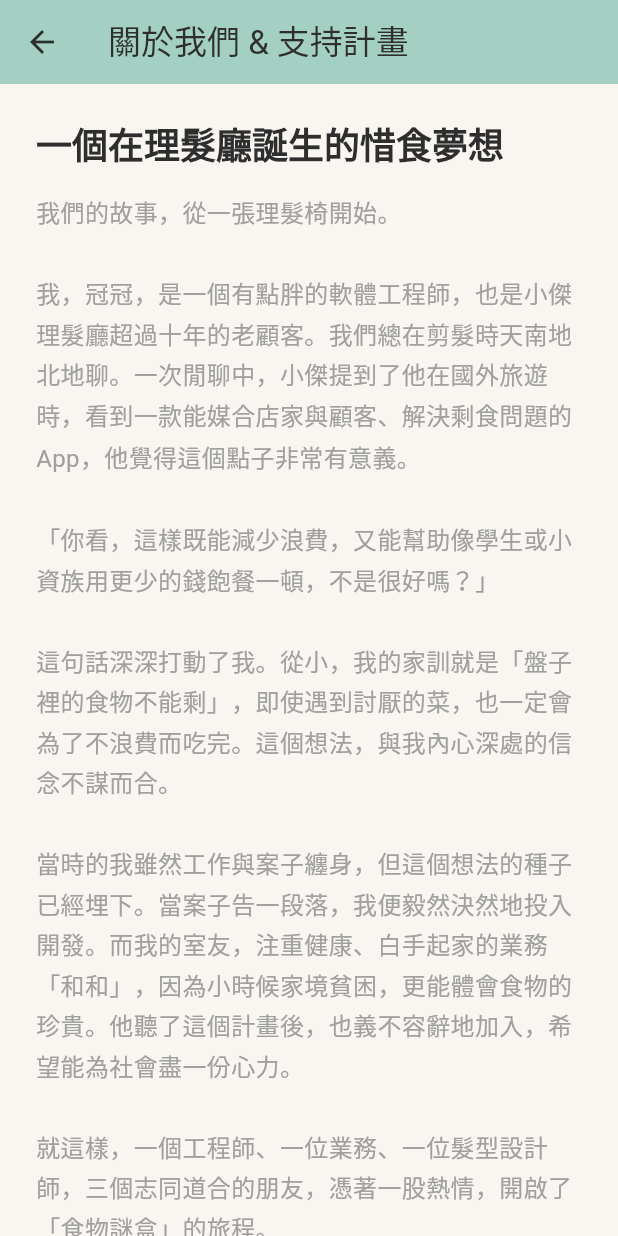
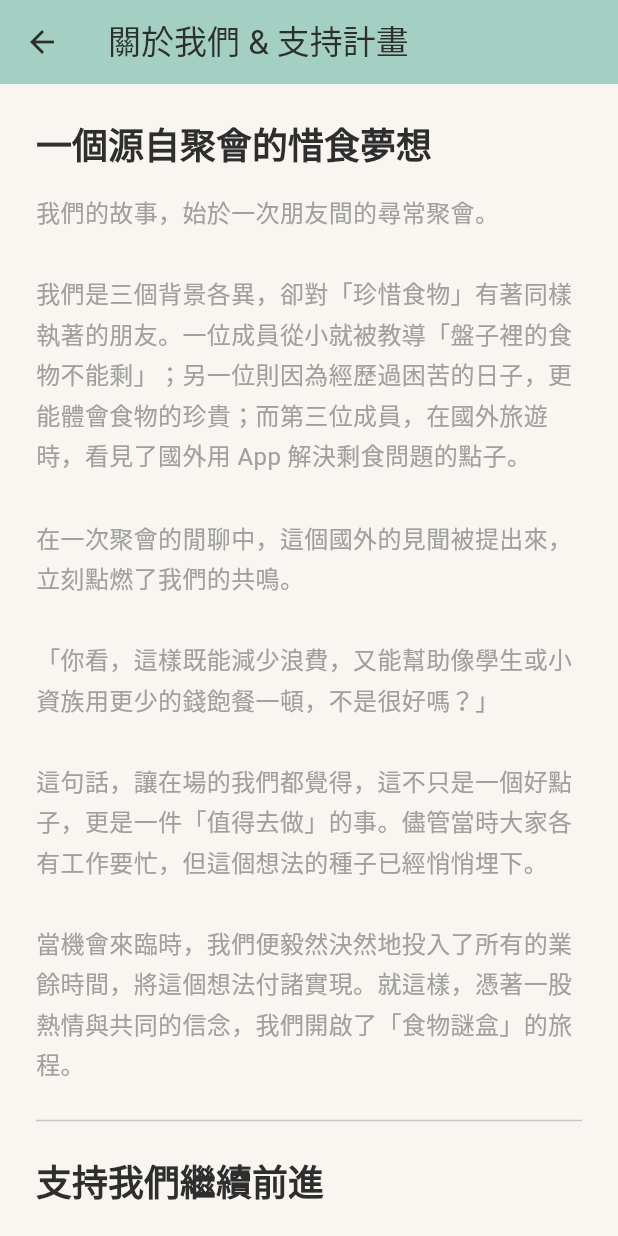
Before and after one commit to WayneSLee/restfoodblindbox, a Flutter app: the AboutUsPage screen opened directly, on a phone screen of 412 x 824 dp. Run offline on Flutter 3.47's test engine with Material 3 defaults, Android fonts, the phone set to English and light mode, and no system bars; our stand-ins replace badges, cloud_firestore, equatable, firebase_auth, firebase_core, firebase_messaging and 15 more; missing offline and left inert: flutter_ringtone_player, mobile_scanner; accounts and stored records are empty; network calls fail.

Commit message:
修改關於我們的故事

```diff
--- a/lib/pages/about_us_page.dart
+++ b/lib/pages/about_us_page.dart
@@ -129,22 +129,32 @@ class _AboutUsPageState extends State<AboutUsPage> {
           crossAxisAlignment: CrossAxisAlignment.start,
           children: [
             Text(
-              '一個在理髮廳誕生的惜食夢想',
-              style: Theme.of(context).textTheme.headlineSmall?.copyWith(
+              '一個源自聚會的惜食夢想',
+              style: Theme
+                  .of(context)
+                  .textTheme
+                  .headlineSmall
+                  ?.copyWith(
                 fontWeight: FontWeight.bold,
               ),
             ),
             const SizedBox(height: 16),
             const Text(
-              '我們的故事，從一張理髮椅開始。\n\n'
-                  '我，冠冠，是一個有點胖的軟體工程師，也是小傑理髮廳超過十年的老顧客。我們總在剪髮時天南地北地聊。一次閒聊中，小傑提到了他在國外旅遊時，看到一款能媒合店家與顧客、解決剩食問題的 App，他覺得這個點子非常有意義。\n\n'
-                  '「你看，這樣既能減少浪費，又能幫助像學生或小資族用更少的錢飽餐一頓，不是很好嗎？」\n\n這句話深深打動了我。從小，我的家訓就是「盤子裡的食物不能剩」，即使遇到討厭的菜，也一定會為了不浪費而吃完。這個想法，與我內心深處的信念不謀而合。\n\n當時的我雖然工作與案子纏身，但這個想法的種子已經埋下。當案子告一段落，我便毅然決然地投入開發。而我的室友，注重健康、白手起家的業務「和和」，因為小時候家境貧困，更能體會食物的珍貴。他聽了這個計畫後，也義不容辭地加入，希望能為社會盡一份心力。\n\n就這樣，一個工程師、一位業務、一位髮型設計師，三個志同道合的朋友，憑著一股熱情，開啟了「食物謎盒」的旅程。',
+              '我們的故事，始於一次朋友間的尋常聚會。\n\n'
+                  '我們是三個背景各異，卻對「珍惜食物」有著同樣執著的朋友。一位成員從小就被教導「盤子裡的食物不能剩」；另一位則因為經歷過困苦的日子，更能體會食物的珍貴；而第三位成員，在國外旅遊時，看見了國外用 App 解決剩食問題的點子。\n\n'
+                  '在一次聚會的閒聊中，這個國外的見聞被提出來，立刻點燃了我們的共鳴。\n\n'
+                  '「你看，這樣既能減少浪費，又能幫助像學生或小資族用更少的錢飽餐一頓，不是很好嗎？」\n\n這句話，讓在場的我們都覺得，這不只是一個好點子，更是一件「值得去做」的事。儘管當時大家各有工作要忙，但這個想法的種子已經悄悄埋下。\n\n'
+                  '當機會來臨時，我們便毅然決然地投入了所有的業餘時間，將這個想法付諸實現。就這樣，憑著一股熱情與共同的信念，我們開啟了「食物謎盒」的旅程。',
               style: TextStyle(fontSize: 16, height: 1.7),
             ),
             const Divider(height: 48),
             Text(
               '支持我們繼續前進',
-              style: Theme.of(context).textTheme.headlineSmall?.copyWith(
+              style: Theme
+                  .of(context)
+                  .textTheme
+                  .headlineSmall
+                  ?.copyWith(
                 fontWeight: FontWeight.bold,
               ),
             ),
@@ -171,7 +181,8 @@ class _AboutUsPageState extends State<AboutUsPage> {
     }
     if (_products.isEmpty) {
       return const Center(
-        child: Text('目前沒有可用的贊助選項。\n請確認您已在 App Store/Google Play 設定好商品。'),
+        child: Text(
+            '目前沒有可用的贊助選項。\n請確認您已在 App Store/Google Play 設定好商品。'),
       );
     }
 
--- a/pubspec.yaml
+++ b/pubspec.yaml
@@ -1,6 +1,6 @@
 name: restfoodblindbox
 description: "RFBB Project"
-version: 1.0.1+9
+version: 1.0.1+11
 
 environment:
   sdk: ^3.8.1
```
Lines whose indentation alone changed are shown as unchanged.
